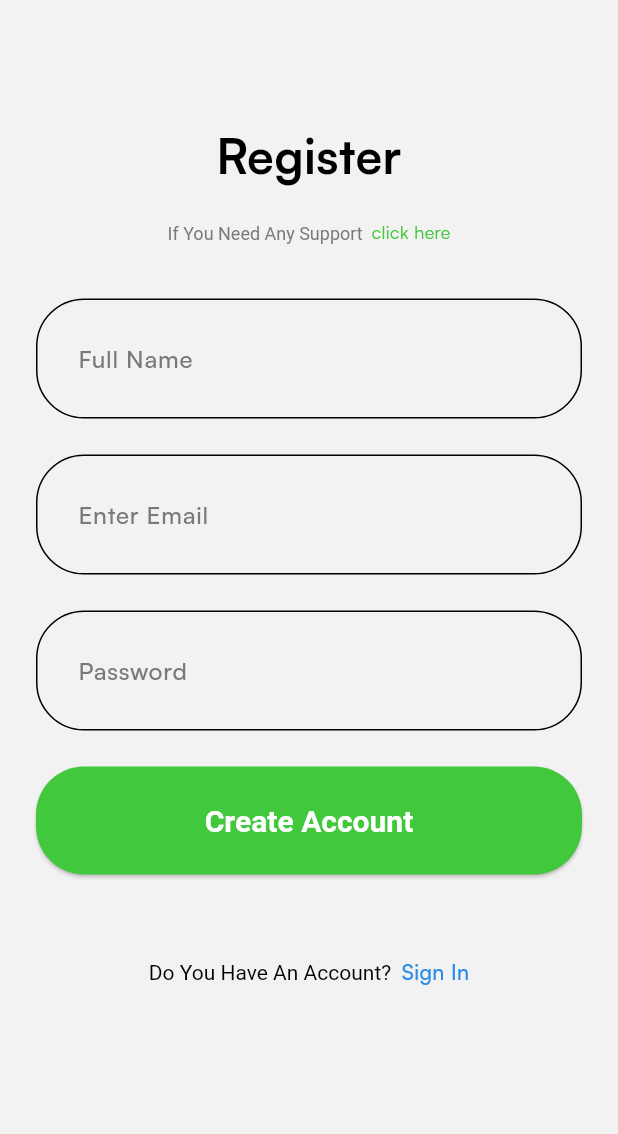
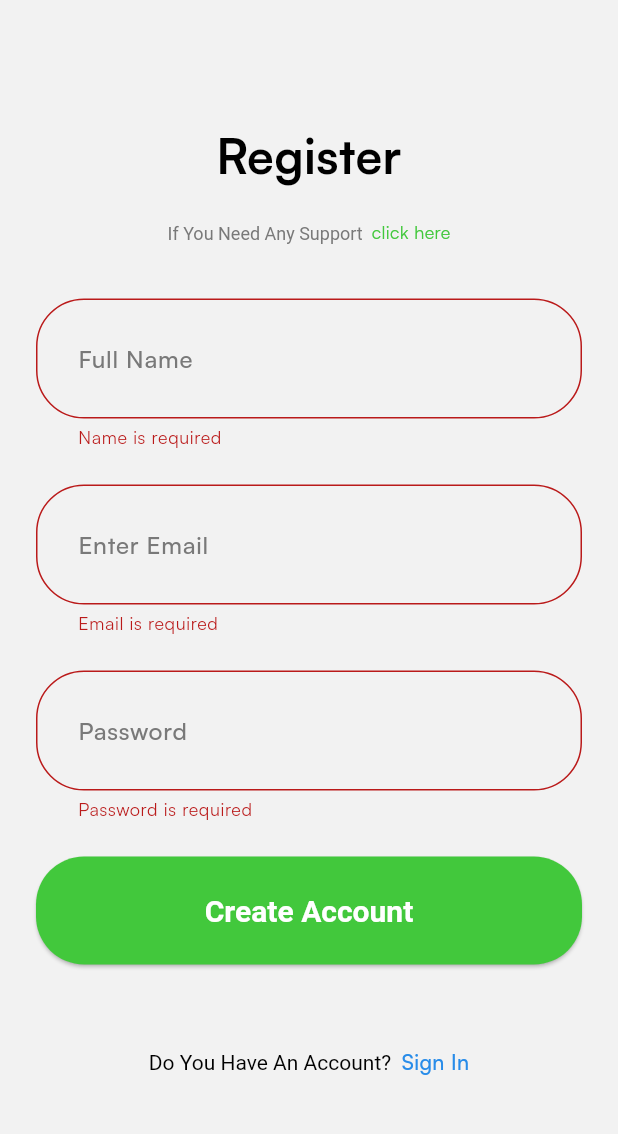
Before and after one commit to Satin3737/spotify_app, a Flutter app: the AuthFormScreen screen opened directly, after a tap on "Create Account", on a phone screen of 412 x 824 dp, the part 66-1200 px from its top. Run offline on Flutter 3.47's test engine with Material 3 defaults, Android fonts, the phone set to English and light mode, and no system bars; our stand-ins replace dartz, firebase_auth, firebase_core, flutter_bloc, flutter_svg, get_it and 1 more; accounts and stored records are empty.

Commit message:
Added logic for the Auth and Registration

```diff
--- /dev/null
+++ b/lib/core/usecase/usecase.dart
@@ -0,0 +1,3 @@
+abstract class UseCase<Type, Params> {
+  Future<Type> call({required Params params});
+}
--- /dev/null
+++ b/lib/data/models/auth/create_user_request.dart
@@ -0,0 +1,27 @@
+class CreateUserRequest {
+  final String name;
+  final String email;
+  final String password;
+
+  CreateUserRequest({
+    required this.name,
+    required this.email,
+    required this.password,
+  });
+
+  factory CreateUserRequest.fromJson(Map<String, dynamic> json) {
+    return CreateUserRequest(
+      name: json['name'],
+      email: json['email'],
+      password: json['password'],
+    );
+  }
+
+  Map<String, dynamic> toJson() {
+    return {
+      'name': name,
+      'email': email,
+      'password': password,
+    };
+  }
+}
--- /dev/null
+++ b/lib/data/models/auth/login_user_request.dart
@@ -0,0 +1,23 @@
+class LoginUserRequest {
+  final String email;
+  final String password;
+
+  LoginUserRequest({
+    required this.email,
+    required this.password,
+  });
+
+  factory LoginUserRequest.fromJson(Map<String, dynamic> json) {
+    return LoginUserRequest(
+      email: json['email'],
+      password: json['password'],
+    );
+  }
+
+  Map<String, dynamic> toJson() {
+    return {
+      'email': email,
+      'password': password,
+    };
+  }
+}
--- /dev/null
+++ b/lib/data/sources/auth_firebase_service.dart
@@ -0,0 +1,59 @@
+import 'package:dartz/dartz.dart';
+import 'package:firebase_auth/firebase_auth.dart';
+import 'package:spotify_app/data/models/auth/create_user_request.dart';
+import 'package:spotify_app/data/models/auth/login_user_request.dart';
+
+abstract class AuthFirebaseService {
+  Future<Either> register(CreateUserRequest params);
+  Future<Either> login(LoginUserRequest params);
+  Future<void> logout();
+}
+
+class AuthFirebaseServiceImpl implements AuthFirebaseService {
+  @override
+  Future<Either> register(CreateUserRequest params) async {
+    try {
+      await FirebaseAuth.instance.createUserWithEmailAndPassword(
+        email: params.email,
+        password: params.password,
+      );
+
+      return const Right('User created successfully');
+    } on FirebaseAuthException catch (e) {
+      if (e.code == 'weak-password') {
+        return const Left('The password provided is too weak.');
+      }
+
+      if (e.code == 'email-already-in-use') {
+        return const Left('The account already exists for that email.');
+      }
+
+      return Left('Error creating user: ${e.message}');
+    }
+  }
+
+  @override
+  Future<Either> login(LoginUserRequest params) async {
+    try {
+      await FirebaseAuth.instance.signInWithEmailAndPassword(
+        email: params.email,
+        password: params.password,
+      );
+
+      return const Right('User logged in successfully');
+    } on FirebaseAuthException catch (e) {
+      if (e.code == 'user-not-found') {
+        return const Left('No user found for that email.');
+      }
+
+      if (e.code == 'wrong-password') {
+        return const Left('Wrong password provided for that user.');
+      }
+
+      return Left('Error logging in: ${e.message}');
+    }
+  }
+
+  @override
+  Future<void> logout() async {}
+}
--- /dev/null
+++ b/lib/domain/entities/auth/user.dart
@@ -0,0 +1,11 @@
+class User {
+  final String id;
+  final String name;
+  final String email;
+
+  User({
+    required this.id,
+    required this.email,
+    required this.name,
+  });
+}
--- /dev/null
+++ b/lib/domain/repository/auth.dart
@@ -0,0 +1,9 @@
+import 'package:dartz/dartz.dart';
+import 'package:spotify_app/data/models/auth/create_user_request.dart';
+import 'package:spotify_app/data/models/auth/login_user_request.dart';
+
+abstract class AuthRepository {
+  Future<Either> register(CreateUserRequest params);
+  Future<Either> login(LoginUserRequest params);
+  Future<void> logout();
+}
--- /dev/null
+++ b/lib/domain/usecases/auth/login.dart
@@ -0,0 +1,12 @@
+import 'package:dartz/dartz.dart';
+import 'package:spotify_app/core/usecase/usecase.dart';
+import 'package:spotify_app/data/models/auth/login_user_request.dart';
+import 'package:spotify_app/domain/repository/auth.dart';
+import 'package:spotify_app/service_locator.dart';
+
+class LoginUserUseCase implements UseCase<Either, LoginUserRequest> {
+  @override
+  Future<Either> call({required LoginUserRequest params}) {
+    return sl<AuthRepository>().login(params);
+  }
+}
--- /dev/null
+++ b/lib/domain/usecases/auth/register.dart
@@ -0,0 +1,12 @@
+import 'package:dartz/dartz.dart';
+import 'package:spotify_app/core/usecase/usecase.dart';
+import 'package:spotify_app/data/models/auth/create_user_request.dart';
+import 'package:spotify_app/domain/repository/auth.dart';
+import 'package:spotify_app/service_locator.dart';
+
+class RegisterUseCase implements UseCase<Either, CreateUserRequest> {
+  @override
+  Future<Either> call({required CreateUserRequest params}) {
+    return sl<AuthRepository>().register(params);
+  }
+}
--- a/lib/main.dart
+++ b/lib/main.dart
@@ -1,3 +1,4 @@
+import 'package:firebase_core/firebase_core.dart';
 import 'package:flutter/foundation.dart';
 import 'package:flutter/material.dart';
 import 'package:flutter_bloc/flutter_bloc.dart';
@@ -5,8 +6,10 @@ import 'package:hydrated_bloc/hydrated_bloc.dart';
 import 'package:path_provider/path_provider.dart';
 import 'package:spotify_app/core/configs/theme/app_theme.dart';
 import 'package:spotify_app/core/providers/app_multi_bloc_provider.dart';
+import 'package:spotify_app/firebase_options.dart';
 import 'package:spotify_app/presentation/choose_mode/bloc/theme_cubit.dart';
 import 'package:spotify_app/presentation/splash/pages/splash_screen.dart';
+import 'package:spotify_app/service_locator.dart';
 
 Future<void> main() async {
   WidgetsFlutterBinding.ensureInitialized();
@@ -15,6 +18,8 @@ Future<void> main() async {
         ? HydratedStorageDirectory.web
         : HydratedStorageDirectory((await getTemporaryDirectory()).path),
   );
+  await Firebase.initializeApp(options: DefaultFirebaseOptions.currentPlatform);
+  await initDependencies();
   runApp(const SpotifyApp());
 }
 
--- a/lib/presentation/auth/pages/auth_form_screen.dart
+++ b/lib/presentation/auth/pages/auth_form_screen.dart
@@ -9,9 +9,12 @@ import 'package:spotify_app/presentation/auth/widgets/login_form.dart';
 import 'package:spotify_app/presentation/auth/widgets/register_form.dart';
 
 class AuthFormScreen extends StatelessWidget {
-  const AuthFormScreen({super.key, required this.isRegister});
+  final bool isRegister;
 
-  final bool isRegister;
+  const AuthFormScreen({
+    super.key,
+    required this.isRegister,
+  });
 
   @override
   Widget build(BuildContext context) {
@@ -34,7 +37,6 @@ class AuthFormScreen extends StatelessWidget {
         ),
       ),
       body: SingleChildScrollView(
-        child: Padding(
         padding: const EdgeInsets.symmetric(horizontal: 24, vertical: 72),
         child: Column(
           crossAxisAlignment: CrossAxisAlignment.center,
@@ -101,7 +103,6 @@ class AuthFormScreen extends StatelessWidget {
           ],
         ),
       ),
-      ),
     );
   }
 }
--- a/lib/presentation/auth/widgets/login_form.dart
+++ b/lib/presentation/auth/widgets/login_form.dart
@@ -1,5 +1,9 @@
 import 'package:flutter/material.dart';
 import 'package:spotify_app/core/configs/theme/app_texts.dart';
+import 'package:spotify_app/data/models/auth/login_user_request.dart';
+import 'package:spotify_app/domain/usecases/auth/login.dart';
+import 'package:spotify_app/presentation/root/pages/root_screen.dart';
+import 'package:spotify_app/service_locator.dart';
 
 class LoginForm extends StatefulWidget {
   const LoginForm({super.key});
@@ -9,26 +13,83 @@ class LoginForm extends StatefulWidget {
 }
 
 class _LoginFormState extends State<LoginForm> {
+  final _formKey = GlobalKey<FormState>();
+  String _email = '';
+  String _password = '';
+
+  String? _emailValidator(String? value) {
+    if (value == null || value.trim().isEmpty) {
+      return 'Email is required';
+    }
+    if (!value.contains('@')) {
+      return 'Please enter a valid email address';
+    }
+    return null;
+  }
+
+  String? _passwordValidator(String? value) {
+    if (value == null || value.trim().isEmpty) {
+      return 'Password is required';
+    }
+    if (value.length < 6) {
+      return 'Password must be at least 6 characters long';
+    }
+    return null;
+  }
+
+  void _onLogin() async {
+    if (!_formKey.currentState!.validate()) return;
+
+    _formKey.currentState!.save();
+
+    final result = await sl<LoginUserUseCase>().call(
+      params: LoginUserRequest(
+        email: _email,
+        password: _password,
+      ),
+    );
+
+    result.fold(
+      (error) => ScaffoldMessenger.of(context).showSnackBar(
+        SnackBar(content: Text(error)),
+      ),
+      (success) => Navigator.pushAndRemoveUntil(
+        context,
+        MaterialPageRoute(builder: (_) => const RootScreen()),
+        (route) => false,
+      ),
+    );
+  }
+
   @override
   Widget build(BuildContext context) {
     return Form(
+      key: _formKey,
       child: Column(
         spacing: 24,
         children: [
           TextFormField(
             decoration: InputDecoration(
-              labelText: 'Enter Username Or Email',
+              labelText: 'Enter Email',
             ),
             style: AppTexts.fieldText(context),
+            keyboardType: TextInputType.emailAddress,
+            textCapitalization: TextCapitalization.none,
+            autocorrect: false,
+            validator: _emailValidator,
+            onSaved: (value) => _email = value!,
           ),
           TextFormField(
             decoration: InputDecoration(
               labelText: 'Password',
             ),
             style: AppTexts.fieldText(context),
+            obscureText: true,
+            validator: _passwordValidator,
+            onSaved: (value) => _password = value!,
           ),
           ElevatedButton(
-            onPressed: () {},
+            onPressed: _onLogin,
             child: const Text('Sign In'),
           ),
         ],
--- a/lib/presentation/auth/widgets/register_form.dart
+++ b/lib/presentation/auth/widgets/register_form.dart
@@ -1,5 +1,9 @@
 import 'package:flutter/material.dart';
 import 'package:spotify_app/core/configs/theme/app_texts.dart';
+import 'package:spotify_app/data/models/auth/create_user_request.dart';
+import 'package:spotify_app/domain/usecases/auth/register.dart';
+import 'package:spotify_app/presentation/root/pages/root_screen.dart';
+import 'package:spotify_app/service_locator.dart';
 
 class RegisterForm extends StatefulWidget {
   const RegisterForm({super.key});
@@ -9,9 +13,70 @@ class RegisterForm extends StatefulWidget {
 }
 
 class _RegisterFormState extends State<RegisterForm> {
+  final _formKey = GlobalKey<FormState>();
+  String _name = '';
+  String _email = '';
+  String _password = '';
+
+  String? _nameValidator(String? value) {
+    if (value == null || value.isEmpty) {
+      return 'Name is required';
+    }
+    if (value.trim().length < 2) {
+      return 'Name must be at least 2 characters long';
+    }
+    return null;
+  }
+
+  String? _emailValidator(String? value) {
+    if (value == null || value.trim().isEmpty) {
+      return 'Email is required';
+    }
+    if (!value.contains('@')) {
+      return 'Please enter a valid email address';
+    }
+    return null;
+  }
+
+  String? _passwordValidator(String? value) {
+    if (value == null || value.trim().isEmpty) {
+      return 'Password is required';
+    }
+    if (value.length < 6) {
+      return 'Password must be at least 6 characters long';
+    }
+    return null;
+  }
+
+  void _onRegister() async {
+    if (!_formKey.currentState!.validate()) return;
+
+    _formKey.currentState!.save();
+
+    final result = await sl<RegisterUseCase>().call(
+      params: CreateUserRequest(
+        name: _name,
+        email: _email,
+        password: _password,
+      ),
+    );
+
+    result.fold(
+      (error) => ScaffoldMessenger.of(context).showSnackBar(
+        SnackBar(content: Text(error)),
+      ),
+      (success) => Navigator.pushAndRemoveUntil(
+        context,
+        MaterialPageRoute(builder: (_) => const RootScreen()),
+        (route) => false,
+      ),
+    );
+  }
+
   @override
   Widget build(BuildContext context) {
     return Form(
+      key: _formKey,
       child: Column(
         spacing: 24,
         children: [
@@ -20,21 +85,31 @@ class _RegisterFormState extends State<RegisterForm> {
               labelText: 'Full Name',
             ),
             style: AppTexts.fieldText(context),
+            validator: _nameValidator,
+            onSaved: (value) => _name = value!,
           ),
           TextFormField(
             decoration: InputDecoration(
               labelText: 'Enter Email',
             ),
             style: AppTexts.fieldText(context),
+            keyboardType: TextInputType.emailAddress,
+            textCapitalization: TextCapitalization.none,
+            autocorrect: false,
+            validator: _emailValidator,
+            onSaved: (value) => _email = value!,
           ),
           TextFormField(
             decoration: InputDecoration(
               labelText: 'Password',
             ),
             style: AppTexts.fieldText(context),
+            obscureText: true,
+            validator: _passwordValidator,
+            onSaved: (value) => _password = value!,
           ),
           ElevatedButton(
-            onPressed: () {},
+            onPressed: _onRegister,
             child: const Text('Create Account'),
           ),
         ],
--- a/pubspec.yaml
+++ b/pubspec.yaml
@@ -38,6 +38,10 @@ dependencies:
   hydrated_bloc: ^10.0.0
   path_provider: ^2.1.5
   flutter_bloc: ^9.0.0
+  firebase_core: ^3.12.0
+  firebase_auth: ^5.5.0
+  get_it: ^8.0.3
+  dartz: ^0.10.1
 
 dev_dependencies:
   flutter_test:
```
Also changed, not shown: database.rules.json (added, +7 -0 lines), lib/data/repository/auth/auth_repository_impl.dart (added, +21 -0 lines), lib/presentation/choose_mode/widgets/mode_button_block.dart (+4 -4 lines), lib/presentation/root/pages/root_screen.dart (added, +10 -0 lines), lib/service_locator.dart (added, +15 -0 lines), lib/firebase_options.dart (added), pubspec.lock, 3 other files. Lines whose indentation alone changed are shown as unchanged.
